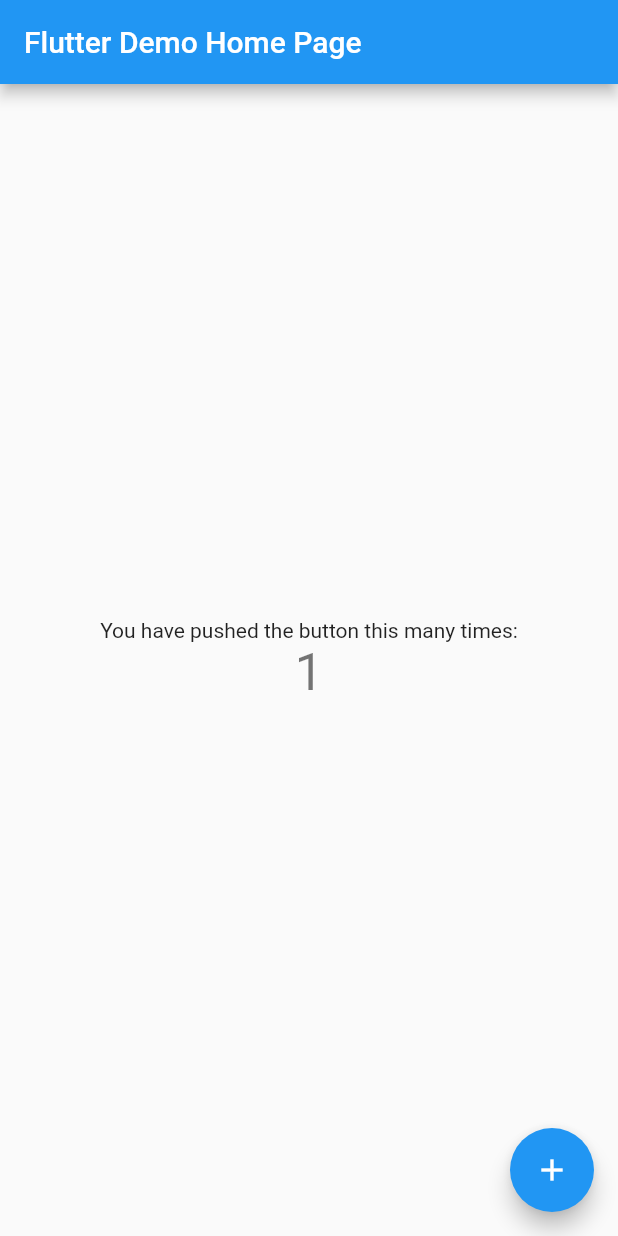
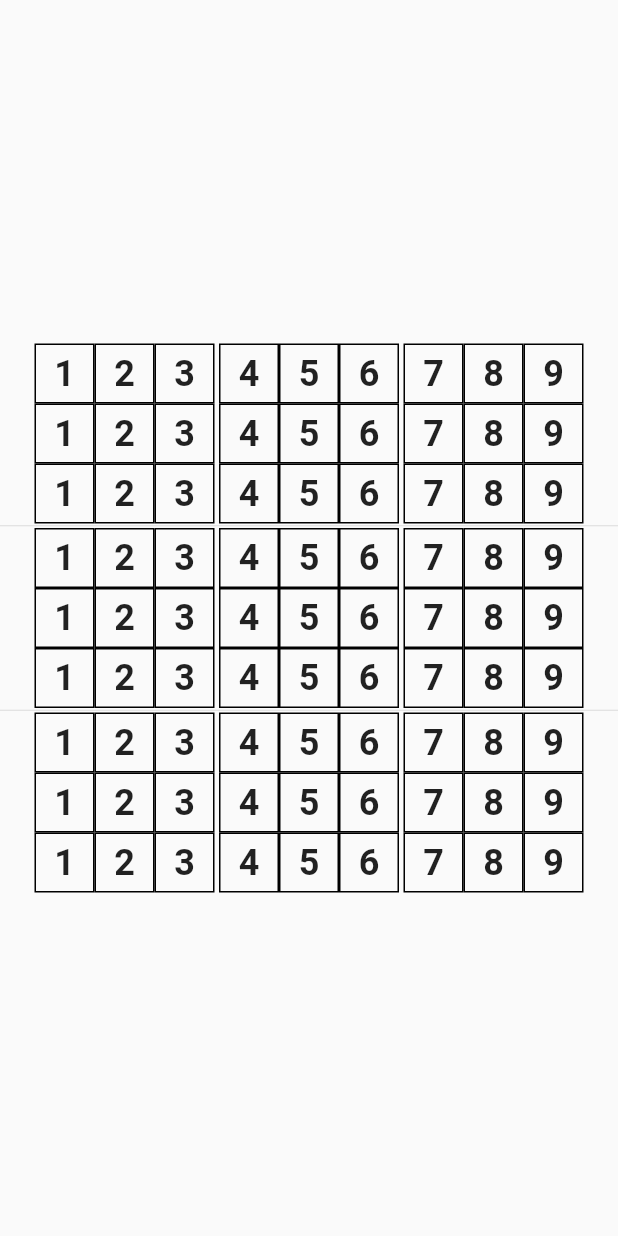
Before and after one commit to lupont/doku, a Flutter app: the screen it shows after launch, after a tap on the "add" icon, on a phone screen of 412 x 824 dp. Run offline on Flutter 3.47's test engine with Material 2 defaults, Android fonts, the phone set to English and light mode, and no system bars.

Commit message:
Basic home page and sudoku board page
Adds a simple start page with a button to launch a new game. The game
page is currently a grid with hardcoded values, but it looks pretty
good.

```diff
--- a/lib/main.dart
+++ b/lib/main.dart
@@ -1,36 +1,27 @@
 import 'package:flutter/material.dart';
 
 void main() {
-  runApp(const MyApp());
+  runApp(const SudokuApp());
 }
 
-class MyApp extends StatelessWidget {
-  const MyApp({Key? key}) : super(key: key);
+class SudokuApp extends StatelessWidget {
+  const SudokuApp({Key? key}) : super(key: key);
 
   // This widget is the root of your application.
   @override
   Widget build(BuildContext context) {
     return MaterialApp(
-      title: 'Flutter Demo',
+      title: 'Sudoku',
       theme: ThemeData(
-        // This is the theme of your application.
-        //
-        // Try running your application with "flutter run". You'll see the
-        // application has a blue toolbar. Then, without quitting the app, try
-        // changing the primarySwatch below to Colors.green and then invoke
-        // "hot reload" (press "r" in the console where you ran "flutter run",
-        // or simply save your changes to "hot reload" in a Flutter IDE).
-        // Notice that the counter didn't reset back to zero; the application
-        // is not restarted.
         primarySwatch: Colors.blue,
       ),
-      home: const MyHomePage(title: 'Flutter Demo Home Page'),
+      home: const SudokuHomePage(title: 'Sudoku'),
     );
   }
 }
 
-class MyHomePage extends StatefulWidget {
-  const MyHomePage({Key? key, required this.title}) : super(key: key);
+class SudokuHomePage extends StatefulWidget {
+  const SudokuHomePage({Key? key, required this.title}) : super(key: key);
 
   // This widget is the home page of your application. It is stateful, meaning
   // that it has a State object (defined below) that contains fields that affect
@@ -44,10 +35,10 @@ class MyHomePage extends StatefulWidget {
   final String title;
 
   @override
-  State<MyHomePage> createState() => _MyHomePageState();
+  State<SudokuHomePage> createState() => _SudokuHomePageState();
 }
 
-class _MyHomePageState extends State<MyHomePage> {
+class _SudokuHomePageState extends State<SudokuHomePage> {
   int _counter = 0;
 
   void _incrementCounter() {
@@ -57,7 +48,7 @@ class _MyHomePageState extends State<MyHomePage> {
       // so that the display can reflect the updated values. If we changed
       // _counter without calling setState(), then the build method would not be
       // called again, and so nothing would appear to happen.
-      _counter++;
+      _counter += 1;
     });
   }
 
@@ -78,38 +69,209 @@ class _MyHomePageState extends State<MyHomePage> {
       body: Center(
         // Center is a layout widget. It takes a single child and positions it
         // in the middle of the parent.
-        child: Column(
-          // Column is also a layout widget. It takes a list of children and
-          // arranges them vertically. By default, it sizes itself to fit its
-          // children horizontally, and tries to be as tall as its parent.
-          //
-          // Invoke "debug painting" (press "p" in the console, choose the
-          // "Toggle Debug Paint" action from the Flutter Inspector in Android
-          // Studio, or the "Toggle Debug Paint" command in Visual Studio Code)
-          // to see the wireframe for each widget.
-          //
-          // Column has various properties to control how it sizes itself and
-          // how it positions its children. Here we use mainAxisAlignment to
-          // center the children vertically; the main axis here is the vertical
-          // axis because Columns are vertical (the cross axis would be
-          // horizontal).
-          mainAxisAlignment: MainAxisAlignment.center,
+        child: Row(
           children: <Widget>[
-            const Text(
-              'You have pushed the button this many times:',
-            ),
-            Text(
-              '$_counter',
-              style: Theme.of(context).textTheme.headline4,
+            Column(
+              children: [
+                GestureDetector(
+                  child: Container(
+                    child: const Icon(Icons.add, size: 48, color: Colors.white),
+                    decoration: BoxDecoration(
+                      borderRadius: BorderRadius.circular(8),
+                      color: Colors.blue,
+                    ),
+                  ),
+                  onTap: () {
+                    Navigator.push(
+                      context,
+                      MaterialPageRoute(
+                          builder: (context) => const GameWidget()),
+                    );
+                  },
+                ),
+              ],
+              mainAxisAlignment: MainAxisAlignment.center,
             ),
           ],
+          mainAxisAlignment: MainAxisAlignment.center,
         ),
       ),
-      floatingActionButton: FloatingActionButton(
-        onPressed: _incrementCounter,
-        tooltip: 'Increment',
-        child: const Icon(Icons.add),
-      ), // This trailing comma makes auto-formatting nicer for build methods.
     );
   }
 }
+
+class GameWidget extends StatefulWidget {
+  const GameWidget({Key? key}) : super(key: key);
+
+  @override
+  State<GameWidget> createState() => _GameState();
+}
+
+class _GameState extends State<GameWidget> {
+  @override
+  Widget build(BuildContext context) {
+    return const Scaffold(
+      body: SafeArea(child: SudokuBoard()),
+    );
+  }
+}
+
+class SudokuBoard extends StatefulWidget {
+  const SudokuBoard({Key? key}) : super(key: key);
+
+  @override
+  State<SudokuBoard> createState() => _SudokuState();
+}
+
+class _SudokuState extends State<SudokuBoard> {
+  @override
+  Widget build(BuildContext context) {
+    return Column(
+      mainAxisAlignment: MainAxisAlignment.center,
+      children: [
+        Row(children: const [
+          Cell(text: "1"),
+          Cell(text: "2"),
+          Cell(text: "3"),
+          VerticalDivider(width: 3),
+          Cell(text: "4"),
+          Cell(text: "5"),
+          Cell(text: "6"),
+          VerticalDivider(width: 3),
+          Cell(text: "7"),
+          Cell(text: "8"),
+          Cell(text: "9")
+        ], mainAxisAlignment: MainAxisAlignment.center),
+        Row(children: const [
+          Cell(text: "1"),
+          Cell(text: "2"),
+          Cell(text: "3"),
+          VerticalDivider(width: 3),
+          Cell(text: "4"),
+          Cell(text: "5"),
+          Cell(text: "6"),
+          VerticalDivider(width: 3),
+          Cell(text: "7"),
+          Cell(text: "8"),
+          Cell(text: "9")
+        ], mainAxisAlignment: MainAxisAlignment.center),
+        Row(children: const [
+          Cell(text: "1"),
+          Cell(text: "2"),
+          Cell(text: "3"),
+          VerticalDivider(width: 3),
+          Cell(text: "4"),
+          Cell(text: "5"),
+          Cell(text: "6"),
+          VerticalDivider(width: 3),
+          Cell(text: "7"),
+          Cell(text: "8"),
+          Cell(text: "9")
+        ], mainAxisAlignment: MainAxisAlignment.center),
+        const Divider(height: 3),
+        Row(children: const [
+          Cell(text: "1"),
+          Cell(text: "2"),
+          Cell(text: "3"),
+          VerticalDivider(width: 3),
+          Cell(text: "4"),
+          Cell(text: "5"),
+          Cell(text: "6"),
+          VerticalDivider(width: 3),
+          Cell(text: "7"),
+          Cell(text: "8"),
+          Cell(text: "9")
+        ], mainAxisAlignment: MainAxisAlignment.center),
+        Row(children: const [
+          Cell(text: "1"),
+          Cell(text: "2"),
+          Cell(text: "3"),
+          VerticalDivider(width: 3),
+          Cell(text: "4"),
+          Cell(text: "5"),
+          Cell(text: "6"),
+          VerticalDivider(width: 3),
+          Cell(text: "7"),
+          Cell(text: "8"),
+          Cell(text: "9")
+        ], mainAxisAlignment: MainAxisAlignment.center),
+        Row(children: const [
+          Cell(text: "1"),
+          Cell(text: "2"),
+          Cell(text: "3"),
+          VerticalDivider(width: 3),
+          Cell(text: "4"),
+          Cell(text: "5"),
+          Cell(text: "6"),
+          VerticalDivider(width: 3),
+          Cell(text: "7"),
+          Cell(text: "8"),
+          Cell(text: "9")
+        ], mainAxisAlignment: MainAxisAlignment.center),
+        const Divider(height: 3),
+        Row(children: const [
+          Cell(text: "1"),
+          Cell(text: "2"),
+          Cell(text: "3"),
+          VerticalDivider(width: 3),
+          Cell(text: "4"),
+          Cell(text: "5"),
+          Cell(text: "6"),
+          VerticalDivider(width: 3),
+          Cell(text: "7"),
+          Cell(text: "8"),
+          Cell(text: "9")
+        ], mainAxisAlignment: MainAxisAlignment.center),
+        Row(children: const [
+          Cell(text: "1"),
+          Cell(text: "2"),
+          Cell(text: "3"),
+          VerticalDivider(width: 3),
+          Cell(text: "4"),
+          Cell(text: "5"),
+          Cell(text: "6"),
+          VerticalDivider(width: 3),
+          Cell(text: "7"),
+          Cell(text: "8"),
+          Cell(text: "9")
+        ], mainAxisAlignment: MainAxisAlignment.center),
+        Row(children: const [
+          Cell(text: "1"),
+          Cell(text: "2"),
+          Cell(text: "3"),
+          VerticalDivider(width: 3),
+          Cell(text: "4"),
+          Cell(text: "5"),
+          Cell(text: "6"),
+          VerticalDivider(width: 3),
+          Cell(text: "7"),
+          Cell(text: "8"),
+          Cell(text: "9")
+        ], mainAxisAlignment: MainAxisAlignment.center),
+      ],
+    );
+  }
+}
+
+class Cell extends StatelessWidget {
+  final String text;
+
+  const Cell({Key? key, required this.text}) : super(key: key);
+
+  @override
+  Widget build(BuildContext context) {
+    return Container(
+      width: 40,
+      height: 40,
+      decoration: BoxDecoration(
+        border: Border.all(color: Colors.black),
+      ),
+      child: Center(
+          child: Padding(
+        padding: const EdgeInsets.all(1),
+        child: Text(text,
+            style: const TextStyle(fontWeight: FontWeight.bold, fontSize: 24)),
+      )),
+    );
+  }
+}
```
Also changed, not shown: 1 other file.
